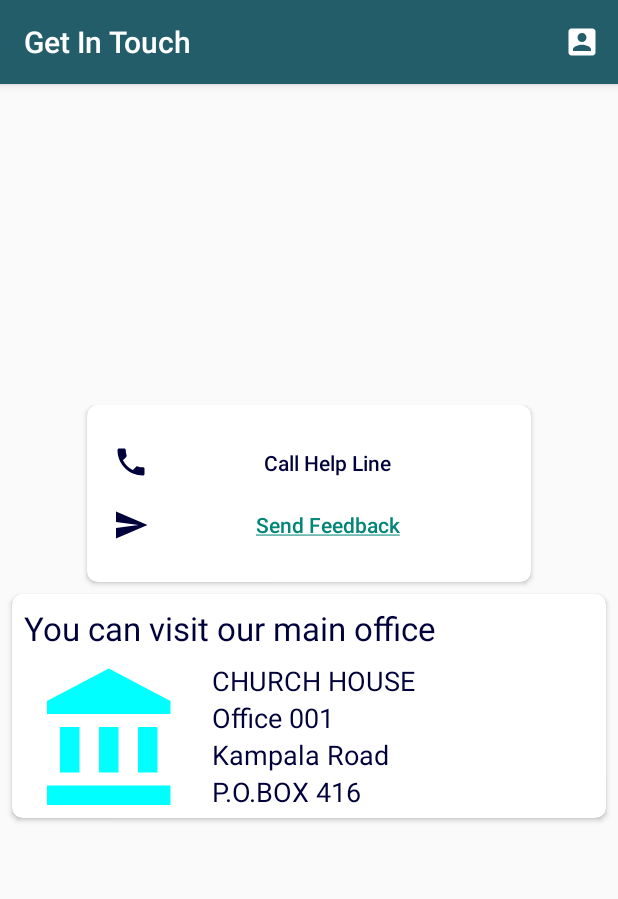
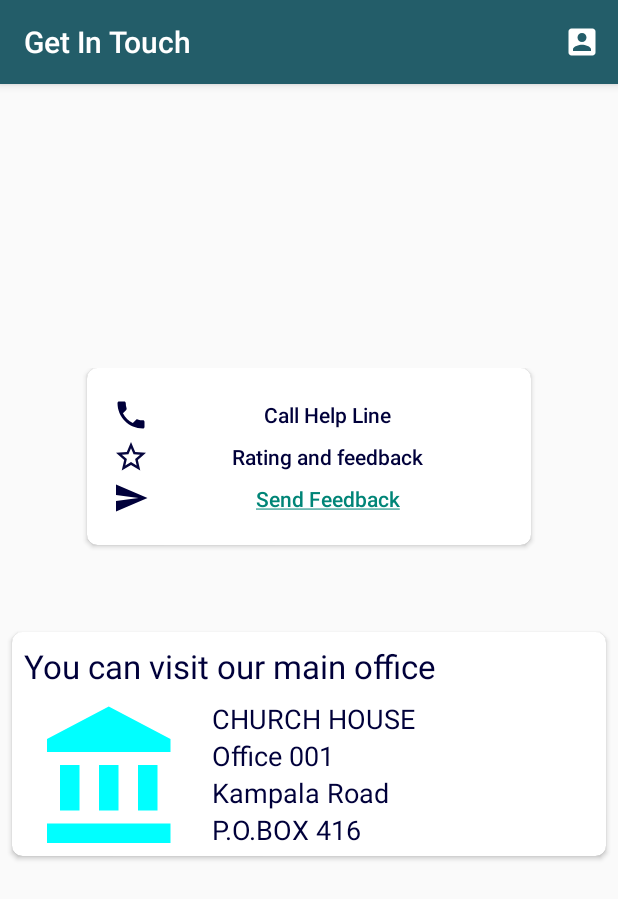
Before and after one commit to mugabi2/digitalbikes, an Android app: the Support screen opened directly, with no data from a screen before it, on a phone screen of 412 x 824 dp. Shown: the top 899 px of the screen. Run offline under Robolectric (Android 15) with nearby library versions, the phone set to English and light mode, and no system bars; our stand-ins replace Firebase (no records; nobody signed in at launch, a user with empty details on screens opened directly).

Commit message:
updates FIXED and finished. BUT UPLOAD AT NIGHT

```diff
--- a/app/src/main/java/com/stardigitalbikes/samuelhimself/bible1/History.java
+++ b/app/src/main/java/com/stardigitalbikes/samuelhimself/bible1/History.java
@@ -34,7 +34,8 @@ public class History extends AppCompatActivity {
         mRecyclerView = findViewById(R.id.recycler_view);
         mRecyclerView.setHasFixedSize(true);
 //        mRecyclerView.setLayoutManager(new LinearLayoutManager(this));
-        LinearLayoutManager horizontalLayoutManagaer = new LinearLayoutManager(History.this, LinearLayoutManager.HORIZONTAL, false);mRecyclerView.setLayoutManager(horizontalLayoutManagaer);
+        LinearLayoutManager horizontalLayoutManagaer = new LinearLayoutManager(History.this, LinearLayoutManager.HORIZONTAL, false);
+        mRecyclerView.setLayoutManager(horizontalLayoutManagaer);
 
         mProgressCircle = findViewById(R.id.progress_circle);
 
--- a/app/src/main/java/com/stardigitalbikes/samuelhimself/bible1/ImageAdapter.java
+++ b/app/src/main/java/com/stardigitalbikes/samuelhimself/bible1/ImageAdapter.java
@@ -17,7 +17,7 @@ public class ImageAdapter extends RecyclerView.Adapter<ImageAdapter.ImageViewHol
     private Context mContext;
     private List<Upload> mUploads;
 
-    public ImageAdapter(Context context, List<Upload> uploads) {
+    public ImageAdapter(Context context, List<Upload> uploads){
         mContext = context;
         mUploads = uploads;
     }
--- a/app/src/main/java/com/stardigitalbikes/samuelhimself/bible1/Support.java
+++ b/app/src/main/java/com/stardigitalbikes/samuelhimself/bible1/Support.java
@@ -71,10 +71,24 @@ public class Support extends AppCompatActivity {
     private static final String DIGITAL_TIME_KEY = "Digital Time";
     private static final String LOCATION_KEY ="Location";
 
+    Button feedB;
+
     @Override
     protected void onCreate(Bundle savedInstanceState) {
         super.onCreate(savedInstanceState);
         setContentView(R.layout.activity_support);
+
+//        feedabback
+        ratdialog = new Dialog(this);
+        ratdialog.setContentView(R.layout.rating);
+
+        feedB=findViewById(R.id.givefeedbtn);
+        feedB.setOnClickListener(new View.OnClickListener() {
+            @Override
+            public void onClick(View v) {
+                showFeedback();
+            }
+        });
 
         prefs = getSharedPreferences(prefName, MODE_PRIVATE);
 
@@ -88,7 +102,7 @@ public class Support extends AppCompatActivity {
             @Override
             public void onClick(View view) {
                 Intent int1 =new Intent(Intent.ACTION_DIAL);
-                int1.setData(Uri.parse("tel:0704975898"));
+                int1.setData(Uri.parse("tel:0774645196"));
                 startActivity(int1);
                 Log.d("DIAL","CLICKED CALLING-------------");
             }
@@ -168,6 +182,11 @@ public class Support extends AppCompatActivity {
 //    });
 
         ratdialog.show();
+    }
+    public void sendfeed(View view){
+        feedbackmsg = feedMsg.getText().toString();
+//        Toast.makeText(getApplicationContext(),feedbackmsg,Toast.LENGTH_SHORT).show();
+        new Support.backgroundfeedback(Support.this).execute();
     }
 
 //    $
--- a/app/src/main/java/com/stardigitalbikes/samuelhimself/bible1/registration.java
+++ b/app/src/main/java/com/stardigitalbikes/samuelhimself/bible1/registration.java
@@ -261,6 +261,7 @@ public class registration extends AppCompatActivity implements AdapterView.OnIte
 
             } catch (JSONException e) {
                 e.printStackTrace();
+                Log.d("jObjc", e.toString());
             }
             switch (suckinda) {
                 case 0:
@@ -340,6 +341,7 @@ public class registration extends AppCompatActivity implements AdapterView.OnIte
                         int success=jObj.getInt("success");
 
                         Log.d("JSONStatus", "JSON RETURNED");
+                        Log.d("JSONStatuss", jObj.toString());
 
                         if(success==1){
                             JSONArray userArray=jObj.getJSONArray("user");
--- /dev/null
+++ b/app/src/main/res/drawable/feed1.xml
@@ -0,0 +1,5 @@
+<vector android:alpha="0.98" android:height="24dp"
+    android:tint="#00003A" android:viewportHeight="24.0"
+    android:viewportWidth="24.0" android:width="24dp" xmlns:android="http://schemas.android.com/apk/res/android">
+    <path android:fillColor="#FF000000" android:pathData="M12,17.27L18.18,21l-1.64,-7.03L22,9.24l-7.19,-0.61L12,2 9.19,8.63 2,9.24l5.46,4.73L5.82,21z"/>
+</vector>
--- /dev/null
+++ b/app/src/main/res/drawable/feed2.xml
@@ -0,0 +1,5 @@
+<vector android:alpha="0.98" android:height="24dp"
+    android:tint="#00003A" android:viewportHeight="24.0"
+    android:viewportWidth="24.0" android:width="24dp" xmlns:android="http://schemas.android.com/apk/res/android">
+    <path android:fillColor="#FF000000" android:pathData="M11.99,2C6.47,2 2,6.48 2,12s4.47,10 9.99,10C17.52,22 22,17.52 22,12S17.52,2 11.99,2zM16.23,18L12,15.45 7.77,18l1.12,-4.81 -3.73,-3.23 4.92,-0.42L12,5l1.92,4.53 4.92,0.42 -3.73,3.23L16.23,18z"/>
+</vector>
--- /dev/null
+++ b/app/src/main/res/drawable/feed3.xml
@@ -0,0 +1,5 @@
+<vector android:alpha="0.98" android:height="24dp"
+    android:tint="#00003A" android:viewportHeight="24.0"
+    android:viewportWidth="24.0" android:width="24dp" xmlns:android="http://schemas.android.com/apk/res/android">
+    <path android:fillColor="#FF000000" android:pathData="M22,9.24l-7.19,-0.62L12,2 9.19,8.63 2,9.24l5.46,4.73L5.82,21 12,17.27 18.18,21l-1.63,-7.03L22,9.24zM12,15.4l-3.76,2.27 1,-4.28 -3.32,-2.88 4.38,-0.38L12,6.1l1.71,4.04 4.38,0.38 -3.32,2.88 1,4.28L12,15.4z"/>
+</vector>
--- a/app/src/main/res/layout/activity_support.xml
+++ b/app/src/main/res/layout/activity_support.xml
@@ -25,6 +25,7 @@
         android:layout_alignStart="@+id/card3"
         android:background="#ffffff"
         app:cardCornerRadius="7dp"
+        android:layout_marginBottom="50dp"
         app:layout_anchor="@+id/carddkjghd3kjghd3"
         app:layout_anchorGravity="right|bottom"
         app:layout_constraintBottom_toBottomOf="parent"
@@ -63,13 +64,24 @@
                 android:textColor="#00003a" />
 
             <Button
+                android:id="@+id/givefeedbtn"
+                android:layout_width="match_parent"
+                android:layout_height="wrap_content"
+                android:layout_weight="1"
+                android:background="#ffffff"
+                android:drawableLeft="@drawable/feed3"
+                android:text="Rating and feedback"
+                android:textAllCaps="false"
+                android:textColor="#00003a" />
+
+            <Button
                 android:id="@+id/sendemail"
                 android:layout_width="match_parent"
                 android:layout_height="wrap_content"
                 android:layout_weight="1"
                 android:background="#ffffff"
                 android:drawableLeft="@drawable/send_draw2"
-                android:text="@string/sendFeedback"
+                android:text="Email us"
                 android:textAllCaps="false"
                 android:textColor="#00003a" />
 
```
Also changed, not shown: app/src/main/java/com/stardigitalbikes/samuelhimself/bible1/Mapsimport1.java (+12 -6 lines), app/src/main/res/drawable/send_draw2.xml (+6 -3 lines), app/src/main/res/layout/activity_history.xml (+4 -4 lines), app/src/main/res/layout/bottom_sheet_price.xml (+4 -3 lines), app/src/main/res/layout/image_item.xml (+12 -0 lines).
